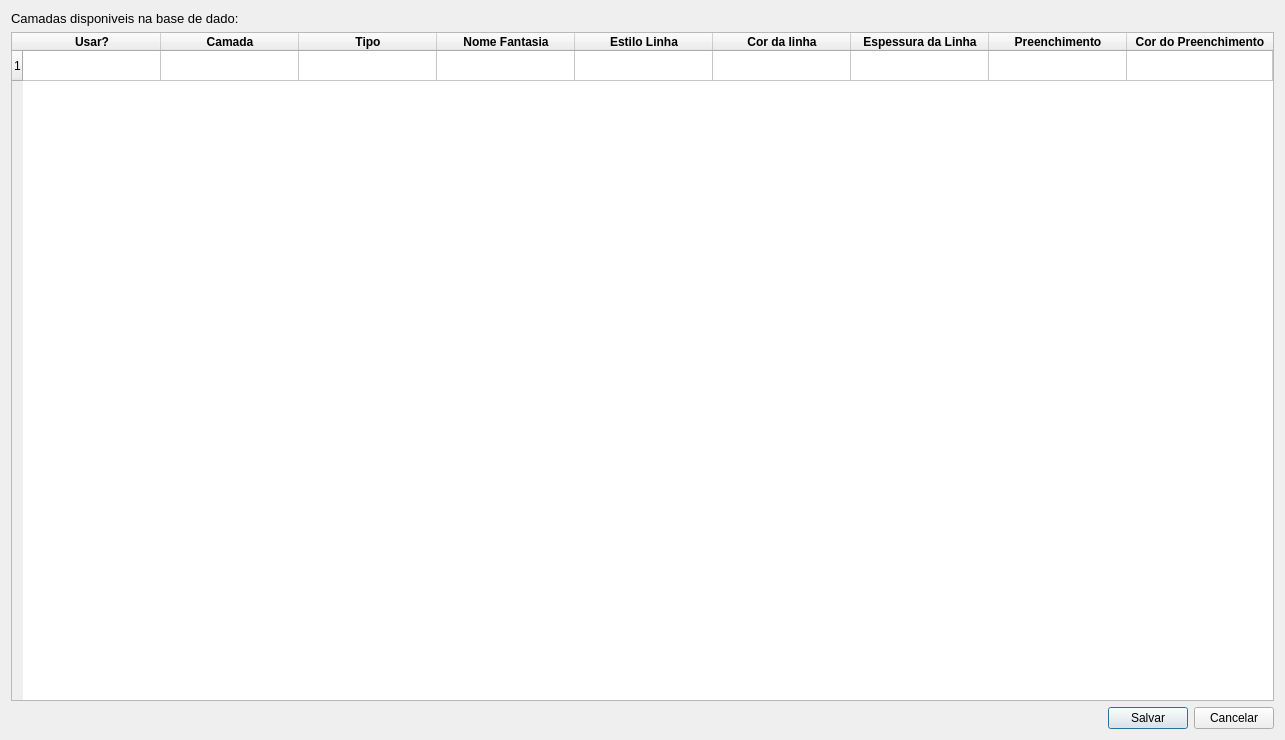
Before: the Qt Designer form settings/config_layers.ui in spuhub/prisma, drawn with Qt 5.
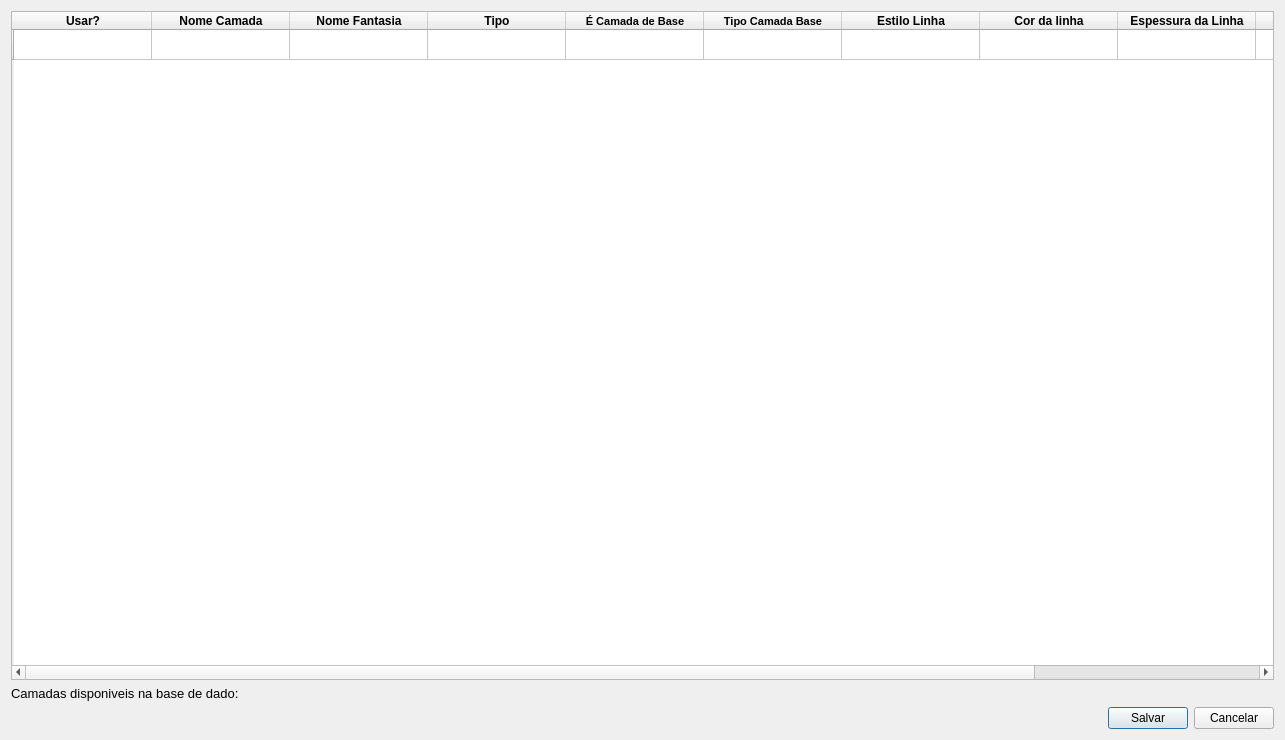
After: the same form once the commit is applied.

```diff
--- a/settings/config_layers.ui
+++ b/settings/config_layers.ui
@@ -14,18 +14,6 @@
    <string>Configurações de Camadas</string>
   </property>
   <layout class="QVBoxLayout" name="verticalLayout">
-   <item>
-    <widget class="QLabel" name="label">
-     <property name="font">
-      <font>
-       <pointsize>10</pointsize>
-      </font>
-     </property>
-     <property name="text">
-      <string>Camadas disponiveis na base de dado:</string>
-     </property>
-    </widget>
-   </item>
    <item>
     <widget class="QTableWidget" name="table_layers">
      <property name="gridStyle">
@@ -57,7 +45,7 @@
      </attribute>
      <row>
       <property name="text">
-       <string>1</string>
+       <string/>
       </property>
      </row>
      <column>
@@ -73,18 +61,7 @@
      </column>
      <column>
       <property name="text">
-       <string>Camada</string>
-      </property>
-      <property name="font">
-       <font>
-        <weight>75</weight>
-        <bold>true</bold>
-       </font>
-      </property>
-     </column>
-     <column>
-      <property name="text">
-       <string>Tipo</string>
+       <string>Nome Camada</string>
       </property>
       <property name="font">
        <font>
@@ -104,6 +81,41 @@
        </font>
       </property>
      </column>
+     <column>
+      <property name="text">
+       <string>Tipo</string>
+      </property>
+      <property name="font">
+       <font>
+        <weight>75</weight>
+        <bold>true</bold>
+       </font>
+      </property>
+     </column>
+     <column>
+      <property name="text">
+       <string>É Camada de Base</string>
+      </property>
+      <property name="font">
+       <font>
+        <pointsize>8</pointsize>
+        <weight>75</weight>
+        <bold>true</bold>
+       </font>
+      </property>
+     </column>
+     <column>
+      <property name="text">
+       <string>Tipo Camada Base</string>
+      </property>
+      <property name="font">
+       <font>
+        <pointsize>8</pointsize>
+        <weight>75</weight>
+        <bold>true</bold>
+       </font>
+      </property>
+     </column>
      <column>
       <property name="text">
        <string>Estilo Linha</string>
@@ -159,17 +171,18 @@
        </font>
       </property>
      </column>
-     <item row="0" column="0">
-      <property name="text">
-       <string/>
-      </property>
-      <property name="font">
-       <font>
-        <weight>75</weight>
-        <bold>true</bold>
-       </font>
-      </property>
-     </item>
+    </widget>
+   </item>
+   <item>
+    <widget class="QLabel" name="label">
+     <property name="font">
+      <font>
+       <pointsize>10</pointsize>
+      </font>
+     </property>
+     <property name="text">
+      <string>Camadas disponiveis na base de dado:</string>
+     </property>
     </widget>
    </item>
    <item>
```
